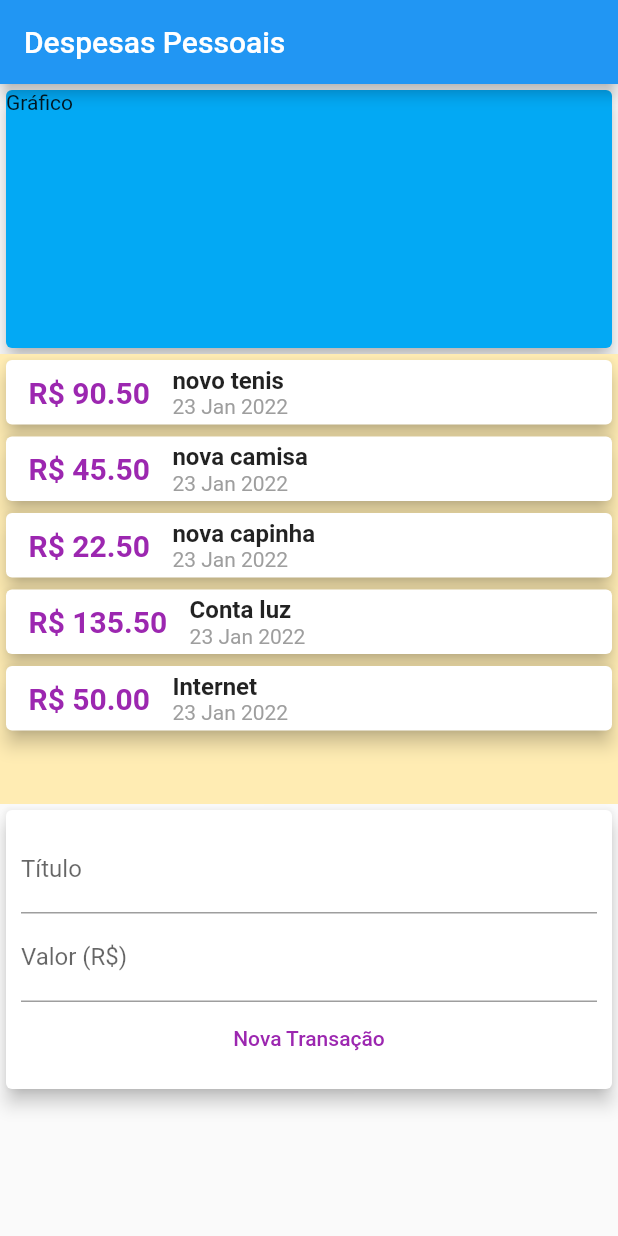
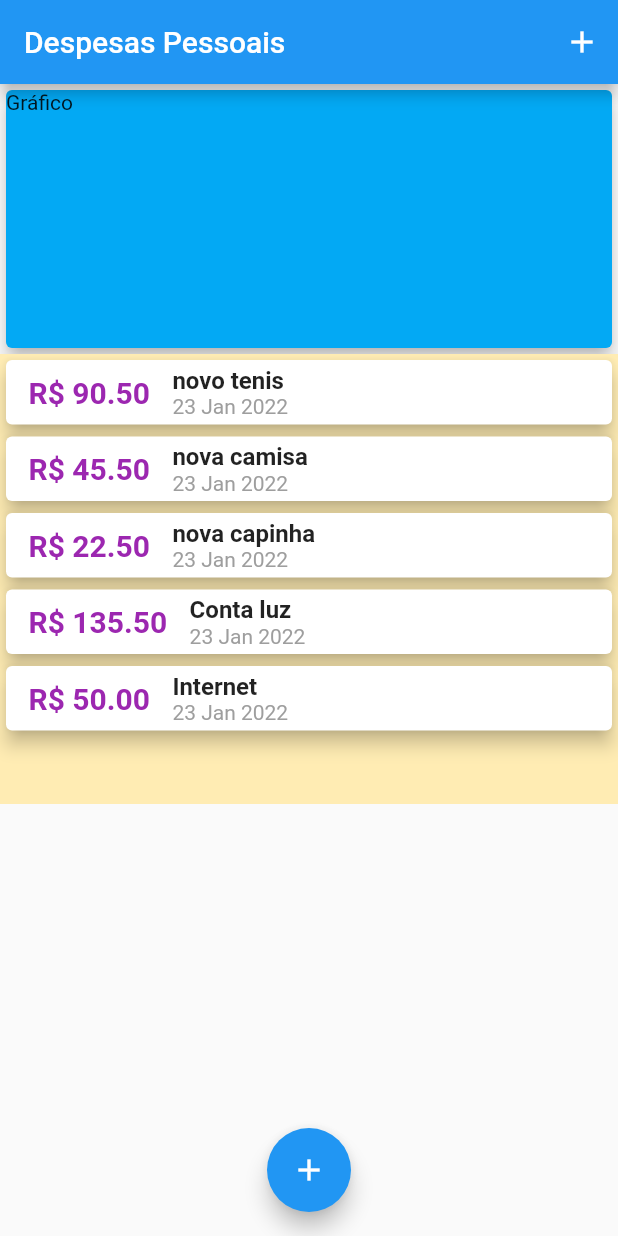
Before and after one commit to juniorsafera/Despesas_Pessoais_App, a Flutter app: the screen it shows after launch, on a phone screen of 412 x 824 dp. Run offline on Flutter 3.47's test engine with Material 2 defaults, Android fonts, the phone set to English and light mode, and no system bars.

Commit message:
abrindo tela de formulario

```diff
--- a/despesas_pessoais_app/lib/components/form_transacoes.dart
+++ b/despesas_pessoais_app/lib/components/form_transacoes.dart
@@ -2,10 +2,15 @@
 
 import 'package:flutter/material.dart';
 
-class FormTransacoes extends StatelessWidget {
+class FormTransacoes extends StatefulWidget {
   final void Function(String, double) onSubmit;
   const FormTransacoes({Key? key, required this.onSubmit}) : super(key: key);
 
+  @override
+  State<FormTransacoes> createState() => _FormTransacoesState();
+}
+
+class _FormTransacoesState extends State<FormTransacoes> {
   @override
   Widget build(BuildContext context) {
     final TextEditingController cTitulo = TextEditingController();
@@ -19,10 +24,12 @@ class FormTransacoes extends StatelessWidget {
         return;
       }
 
-      onSubmit(titulo, valor);
+      widget.onSubmit(titulo, valor);
     }
 
-    return Card(
+    return Container(
+      height: 100,
+      child: Card(
         elevation: 5,
         child: Padding(
           padding: const EdgeInsets.all(10),
@@ -53,6 +60,7 @@ class FormTransacoes extends StatelessWidget {
             ],
           ),
         ),
+      ),
     );
   }
 }
--- a/despesas_pessoais_app/lib/components/transacao_usuario.dart
+++ /dev/null
@@ -1,72 +0,0 @@
-import 'dart:math';
-
-import 'package:despesas_pessoais_app/components/form_transacoes.dart';
-import 'package:despesas_pessoais_app/components/lista_transicoes.dart';
-import 'package:despesas_pessoais_app/models/transacoes.dart';
-import 'package:flutter/material.dart';
-
-class TransacaoUsuario extends StatefulWidget {
-  const TransacaoUsuario({Key? key}) : super(key: key);
-
-  @override
-  _TransacaoUsuarioState createState() => _TransacaoUsuarioState();
-}
-
-class _TransacaoUsuarioState extends State<TransacaoUsuario> {
-  final _transacoes = [
-    ModeloTransacoes(
-      id: 't1',
-      titulo: 'novo tenis',
-      valor: '90.50',
-      data: DateTime.now(),
-    ),
-    ModeloTransacoes(
-      id: 't2',
-      titulo: 'nova camisa',
-      valor: '45.50',
-      data: DateTime.now(),
-    ),
-    ModeloTransacoes(
-      id: 't3',
-      titulo: 'nova capinha',
-      valor: '22.50',
-      data: DateTime.now(),
-    ),
-    ModeloTransacoes(
-      id: 't4',
-      titulo: 'Conta luz',
-      valor: '135.50',
-      data: DateTime.now(),
-    ),
-    ModeloTransacoes(
-      id: 't5',
-      titulo: 'Internet',
-      valor: '50.00',
-      data: DateTime.now(),
-    ),
-  ];
-
-  _adicionarTransacao(String titulo, double valor) {
-    final novaTransacao = ModeloTransacoes(
-        id: Random().nextDouble().toString(),
-        titulo: titulo,
-        valor: valor.toString(),
-        data: DateTime.now());
-
-    setState(() {
-      _transacoes.add(novaTransacao);
-    });
-  }
-
-  @override
-  Widget build(BuildContext context) {
-    return Column(
-      children: [
-        ListaTransacoes(transacoes: _transacoes),
-        FormTransacoes(
-          onSubmit: _adicionarTransacao,
-        ),
-      ],
-    );
-  }
-}
--- a/despesas_pessoais_app/lib/telas/tela_principal.dart
+++ b/despesas_pessoais_app/lib/telas/tela_principal.dart
@@ -1,19 +1,87 @@
 // ignore_for_file: avoid_unnecessary_containers, sized_box_for_whitespace, deprecated_member_use
 
-import 'package:despesas_pessoais_app/components/transacao_usuario.dart';
+import 'dart:math';
 
+import 'package:despesas_pessoais_app/components/form_transacoes.dart';
+import 'package:despesas_pessoais_app/components/lista_transicoes.dart';
+import 'package:despesas_pessoais_app/models/transacoes.dart';
 import 'package:flutter/material.dart';
 
-class TelaPrincipal extends StatelessWidget {
+class TelaPrincipal extends StatefulWidget {
   const TelaPrincipal({
     Key? key,
   }) : super(key: key);
 
   @override
+  State<TelaPrincipal> createState() => _TelaPrincipalState();
+}
+
+class _TelaPrincipalState extends State<TelaPrincipal> {
+  final _transacoes = [
+    ModeloTransacoes(
+      id: 't1',
+      titulo: 'novo tenis',
+      valor: '90.50',
+      data: DateTime.now(),
+    ),
+    ModeloTransacoes(
+      id: 't2',
+      titulo: 'nova camisa',
+      valor: '45.50',
+      data: DateTime.now(),
+    ),
+    ModeloTransacoes(
+      id: 't3',
+      titulo: 'nova capinha',
+      valor: '22.50',
+      data: DateTime.now(),
+    ),
+    ModeloTransacoes(
+      id: 't4',
+      titulo: 'Conta luz',
+      valor: '135.50',
+      data: DateTime.now(),
+    ),
+    ModeloTransacoes(
+      id: 't5',
+      titulo: 'Internet',
+      valor: '50.00',
+      data: DateTime.now(),
+    ),
+  ];
+
+  _adicionarTransacao(String titulo, double valor) {
+    final novaTransacao = ModeloTransacoes(
+        id: Random().nextDouble().toString(),
+        titulo: titulo,
+        valor: valor.toString(),
+        data: DateTime.now());
+
+    setState(() {
+      _transacoes.add(novaTransacao);
+    });
+  }
+
+  @override
   Widget build(BuildContext context) {
+    _abrirFormularioTransacoes() {
+      showModalBottomSheet(
+          context: context,
+          builder: (_) {
+            return FormTransacoes(onSubmit: _adicionarTransacao);
+          });
+    }
+
     return Scaffold(
       appBar: AppBar(
         title: const Text('Despesas Pessoais'),
+        actions: [
+          IconButton(
+              onPressed: () {
+                _abrirFormularioTransacoes();
+              },
+              icon: const Icon(Icons.add))
+        ],
       ),
       body: SingleChildScrollView(
         child: Column(
@@ -27,10 +95,17 @@ class TelaPrincipal extends StatelessWidget {
                 child: Text('Gráfico'),
               ),
             ),
-            const TransacaoUsuario(),
+            ListaTransacoes(transacoes: _transacoes),
           ],
         ),
       ),
+      floatingActionButton: FloatingActionButton(
+        onPressed: () {
+          _abrirFormularioTransacoes();
+        },
+        child: const Icon(Icons.add),
+      ),
+      floatingActionButtonLocation: FloatingActionButtonLocation.centerFloat,
     );
   }
 }
```
Lines whose indentation alone changed are shown as unchanged.
